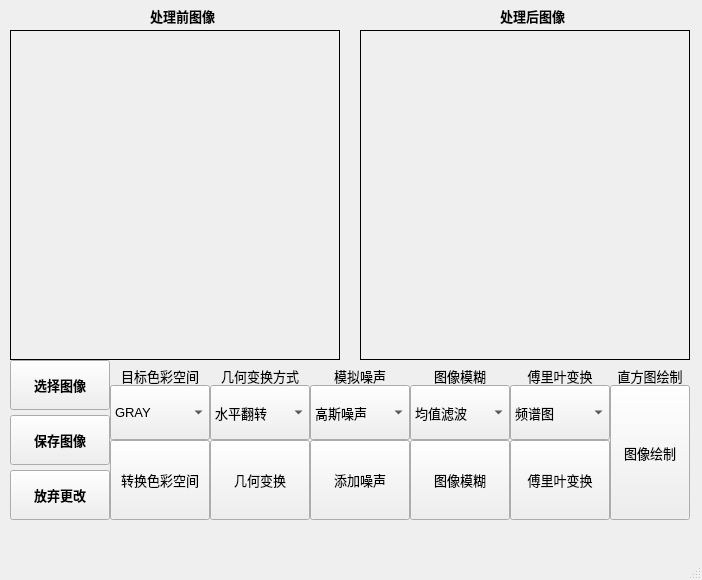
Qt form MainWindow.ui (Humble-Engineer/Img_processor) before a commit.
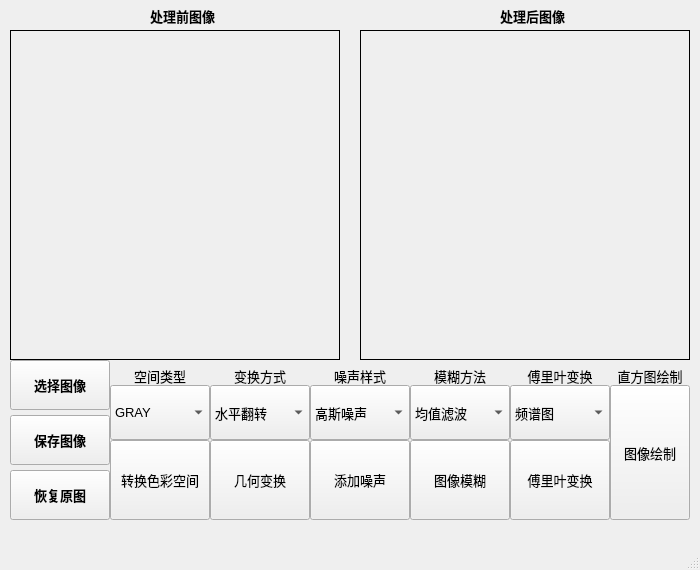
The same form after that commit.

Commit message: 新增添加噪声的功能

```diff
--- a/MainWindow.ui
+++ b/MainWindow.ui
@@ -6,8 +6,8 @@
    <rect>
     <x>0</x>
     <y>0</y>
-    <width>702</width>
-    <height>580</height>
+    <width>700</width>
+    <height>570</height>
    </rect>
   </property>
   <property name="minimumSize">
@@ -188,7 +188,7 @@
      </rect>
     </property>
     <property name="text">
-     <string>目标色彩空间</string>
+     <string>空间类型</string>
     </property>
     <property name="alignment">
      <set>Qt::AlignmentFlag::AlignCenter</set>
@@ -212,7 +212,7 @@
      </font>
     </property>
     <property name="text">
-     <string>放弃更改</string>
+     <string>恢复原图</string>
     </property>
    </widget>
    <widget class="QComboBox" name="geometric_Box">
@@ -268,7 +268,7 @@
      </rect>
     </property>
     <property name="text">
-     <string>几何变换方式</string>
+     <string>变换方式</string>
     </property>
     <property name="alignment">
      <set>Qt::AlignmentFlag::AlignCenter</set>
@@ -327,7 +327,7 @@
      </rect>
     </property>
     <property name="text">
-     <string>图像模糊</string>
+     <string>模糊方法</string>
     </property>
     <property name="alignment">
      <set>Qt::AlignmentFlag::AlignCenter</set>
@@ -343,7 +343,7 @@
      </rect>
     </property>
     <property name="text">
-     <string>模拟噪声</string>
+     <string>噪声样式</string>
     </property>
     <property name="alignment">
      <set>Qt::AlignmentFlag::AlignCenter</set>
```
Left out of the diff: 7 changed lines with no effect on the pictures. The commit also changes 3 other files.
